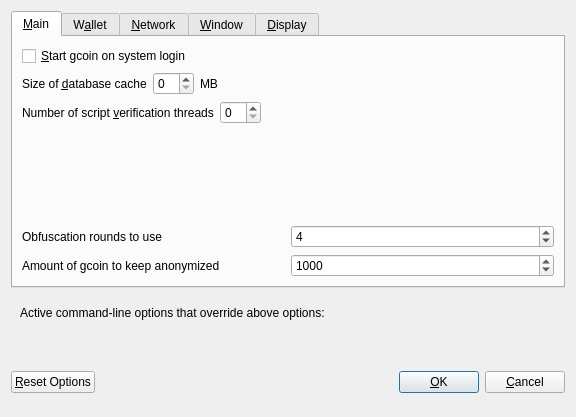
Qt form src/qt/forms/optionsdialog.ui (Micenas/Kaishen) before a commit.
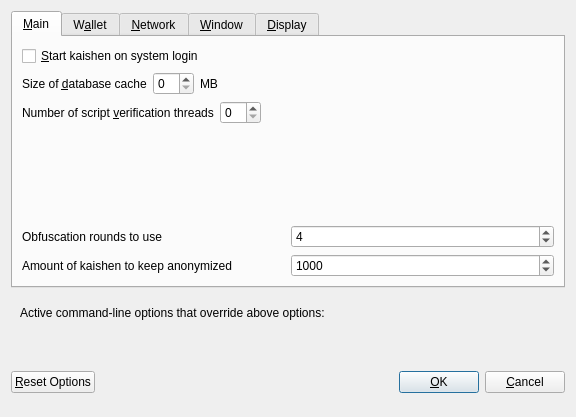
The same form after that commit. Custom widgets are drawn as their Qt base class.

What changed in the file:
```diff
--- a/src/qt/forms/optionsdialog.ui
+++ b/src/qt/forms/optionsdialog.ui
@@ -33,7 +33,7 @@
           <string>Automatically start gcoin after logging in to the system.</string>
          </property>
          <property name="text">
-          <string>&amp;Start gcoin on system login</string>
+          <string>&amp;Start kaishen on system login</string>
          </property>
         </widget>
        </item>
@@ -177,7 +177,7 @@
             <string notr="true"/>
            </property>
            <property name="text">
-            <string>Amount of gcoin to keep anonymized</string>
+            <string>Amount of kaishen to keep anonymized</string>
            </property>
           </widget>
          </item>
```
Left out of the diff: 12 changed lines with no effect on the pictures.
